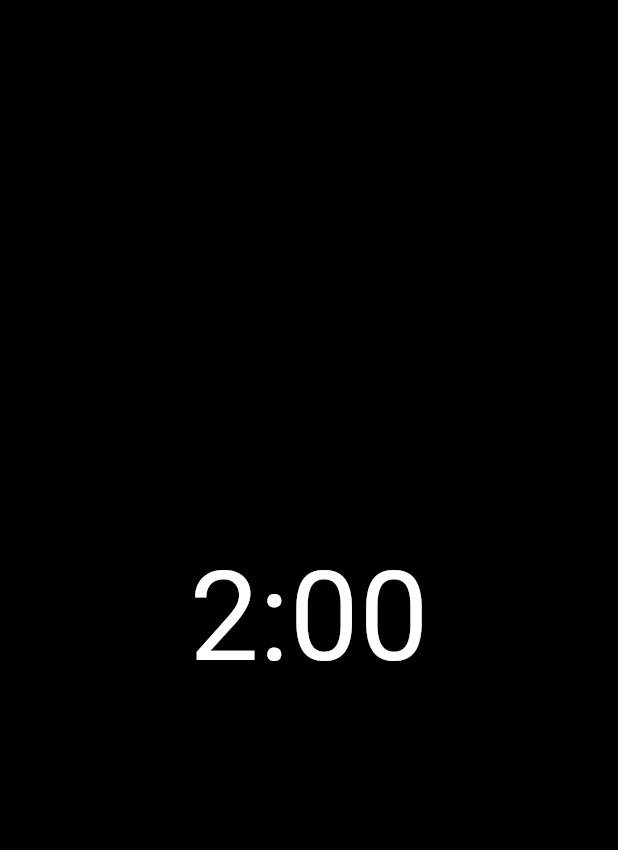
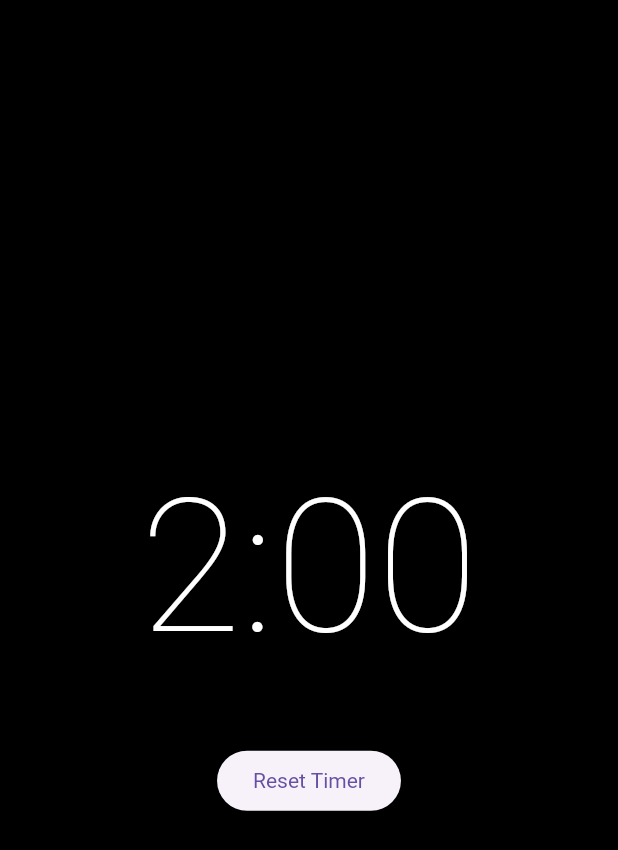
Before and after one commit to ask-org/pomo-timer, a Flutter app: the screen it shows after launch, on a phone screen of 412 x 824 dp. Shown: the top 850 px of the screen. Run offline on Flutter 3.47's test engine with Material 3 defaults, Android fonts, the phone set to English and light mode, and no system bars.

Commit message:
reset button

```diff
--- a/lib/time.dart
+++ b/lib/time.dart
@@ -10,7 +10,7 @@ class TimerPage extends StatefulWidget {
 
 class _TimerPageState extends State<TimerPage> {
   late Timer _timer;
-  int _totalSeconds = 120; // Initial time in seconds (2 minutes)
+  int _totalSeconds = 120;
   bool _isTimerRunning = false;
 
   @override
@@ -37,6 +37,14 @@ class _TimerPageState extends State<TimerPage> {
     _isTimerRunning = !_isTimerRunning;
   }
 
+  void _resetTimer() {
+    _timer.cancel();
+    setState(() {
+      _totalSeconds = 120;
+      _isTimerRunning = false;
+    });
+  }
+
   String _formatTime(int seconds) {
     int minutes = seconds ~/ 60;
     int remainingSeconds = seconds % 60;
@@ -52,20 +60,40 @@ class _TimerPageState extends State<TimerPage> {
   @override
   Widget build(BuildContext context) {
     double screenWidth = MediaQuery.of(context).size.width;
-    double timerFontSize = screenWidth * 0.2; // Adjust the multiplier as needed
+    double timerFontSize = screenWidth * 0.3;
 
     return Scaffold(
       backgroundColor: Colors.black,
-      body: GestureDetector(
+      body: Center(
+        child: Column(
+          mainAxisAlignment: MainAxisAlignment.center,
+          children: [
+            GestureDetector(
               onTap: _toggleTimer,
-        child: Center(
               child: Padding(
                 padding: const EdgeInsets.all(10.0),
                 child: Text(
                   _formatTime(_totalSeconds),
-              style: TextStyle(fontSize: timerFontSize, color: Colors.white),
+                  style: TextStyle(
+                    fontSize: timerFontSize,
+                    color: Colors.white,
+                    fontWeight: FontWeight.w100,
                   ),
                 ),
+              ),
+            ),
+            SizedBox(height: 20),
+            Align(
+              alignment: Alignment.center,
+              child: ElevatedButton(
+                onPressed: _resetTimer,
+                child: Text('Reset Timer'),
+                style: ElevatedButton.styleFrom(
+                  textStyle: TextStyle(fontWeight: FontWeight.normal),
+                ),
+              ),
+            ),
+          ],
         ),
       ),
     );
```
Lines whose indentation alone changed are shown as unchanged.
